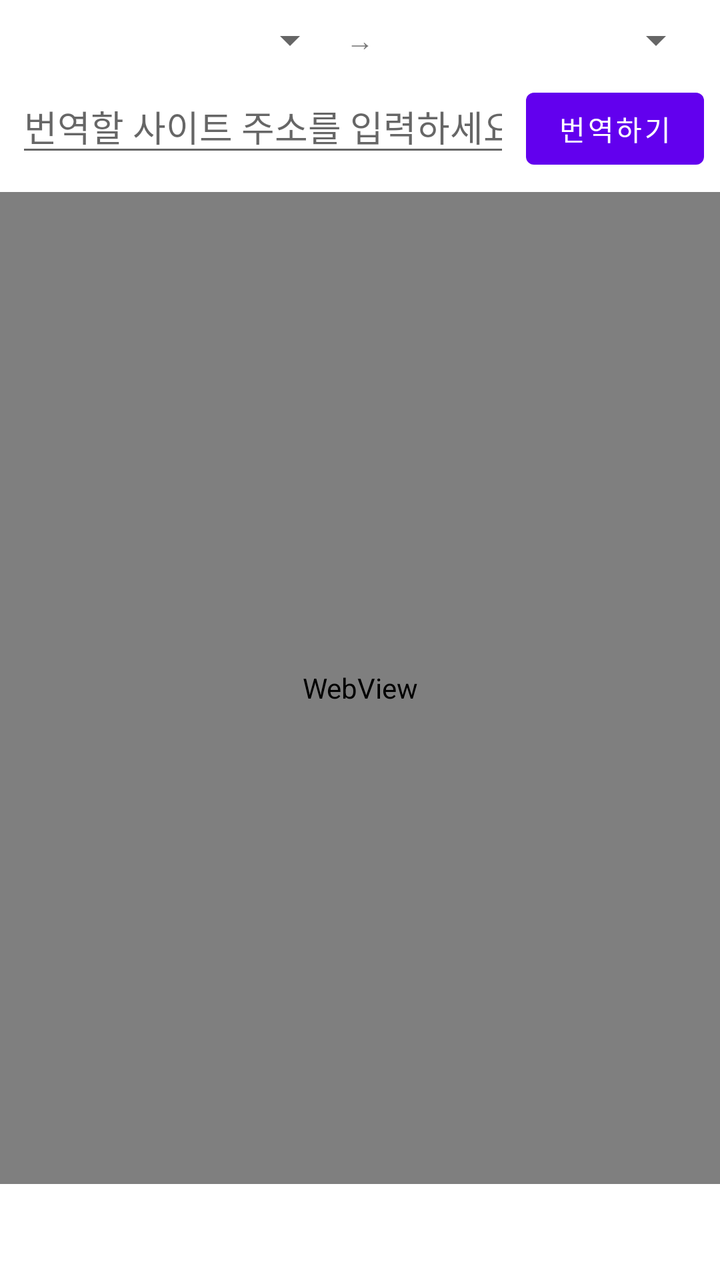
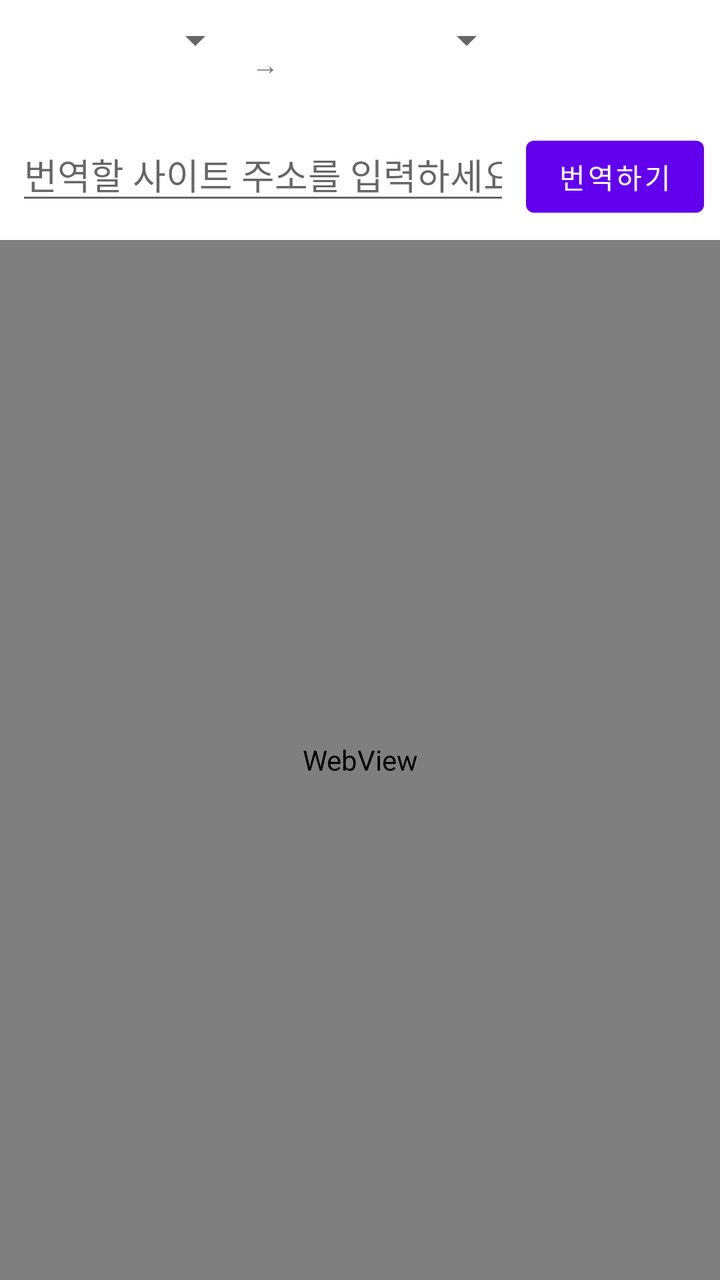

Screens rendered from an Android XML layout before and after an edit, with the pre-edit source and the edit as a unified diff.
<!-- AndroidManifest.xml: application theme Theme.TranslateApp -->
<!-- res/layout/activity_main.xml -->
<?xml version="1.0" encoding="utf-8"?>
<LinearLayout xmlns:android="http://schemas.android.com/apk/res/android"
    android:layout_width="match_parent"
    android:layout_height="match_parent"
    android:orientation="vertical">

    <LinearLayout
        android:layout_width="match_parent"
        android:layout_height="wrap_content"
        android:orientation="horizontal"
        android:paddingStart="8dp"
        android:paddingTop="8dp"
        android:paddingEnd="8dp">

        <Spinner
            android:id="@+id/spinnerSourceLang"
            android:layout_width="0dp"
            android:layout_height="wrap_content"
            android:layout_weight="1" />

        <TextView
            android:layout_width="wrap_content"
            android:layout_height="wrap_content"
            android:layout_gravity="center_vertical"
            android:paddingStart="4dp"
            android:paddingEnd="4dp"
            android:text="@string/arrow_to" />

        <Spinner
            android:id="@+id/spinnerTargetLang"
            android:layout_width="0dp"
            android:layout_height="wrap_content"
            android:layout_weight="1" />

    </LinearLayout>

    <LinearLayout
        android:layout_width="match_parent"
        android:layout_height="wrap_content"
        android:orientation="horizontal"
        android:padding="8dp">

        <EditText
            android:id="@+id/editUrl"
            android:layout_width="0dp"
            android:layout_height="wrap_content"
            android:layout_weight="1"
            android:hint="@string/hint_url"
            android:imeOptions="actionGo"
            android:inputType="textUri"
            android:singleLine="true" />

        <Button
            android:id="@+id/btnTranslate"
            android:layout_width="wrap_content"
            android:layout_height="wrap_content"
            android:layout_marginStart="8dp"
            android:text="@string/btn_translate" />

    </LinearLayout>

    <ProgressBar
        android:id="@+id/progressBar"
        style="?android:attr/progressBarStyleHorizontal"
        android:layout_width="match_parent"
        android:layout_height="wrap_content"
        android:indeterminate="true"
        android:visibility="gone" />

    <WebView
        android:id="@+id/webView"
        android:layout_width="match_parent"
        android:layout_height="0dp"
        android:layout_weight="1" />

    <Button
        android:id="@+id/btnCheckUpdate"
        style="?android:attr/borderlessButtonStyle"
        android:layout_width="wrap_content"
        android:layout_height="wrap_content"
        android:layout_gravity="end"
        android:text="@string/btn_check_update"
        android:textSize="12sp" />

</LinearLayout>
<!-- resources referenced by this layout -->
<resources>
  <string name="arrow_to">→</string>
  <string name="btn_check_update">업데이트 확인</string>
  <string name="btn_translate">번역하기</string>
  <string name="hint_url">번역할 사이트 주소를 입력하세요</string>
  <style name="Theme.TranslateApp" parent="Theme.MaterialComponents.DayNight.NoActionBar" />
</resources>

<!-- the commit's change to res/layout/activity_main.xml (unified diff, before → after) -->
@@ -31,6 +31,14 @@
             android:layout_width="0dp"
             android:layout_height="wrap_content"
             android:layout_weight="1" />
+
+        <Button
+            android:id="@+id/btnCheckUpdate"
+            style="?android:attr/borderlessButtonStyle"
+            android:layout_width="wrap_content"
+            android:layout_height="wrap_content"
+            android:text="@string/btn_check_update"
+            android:textSize="11sp" />
 
     </LinearLayout>
 
@@ -73,13 +81,4 @@
         android:layout_height="0dp"
         android:layout_weight="1" />
 
-    <Button
-        android:id="@+id/btnCheckUpdate"
-        style="?android:attr/borderlessButtonStyle"
-        android:layout_width="wrap_content"
-        android:layout_height="wrap_content"
-        android:layout_gravity="end"
-        android:text="@string/btn_check_update"
-        android:textSize="12sp" />
-
 </LinearLayout>
